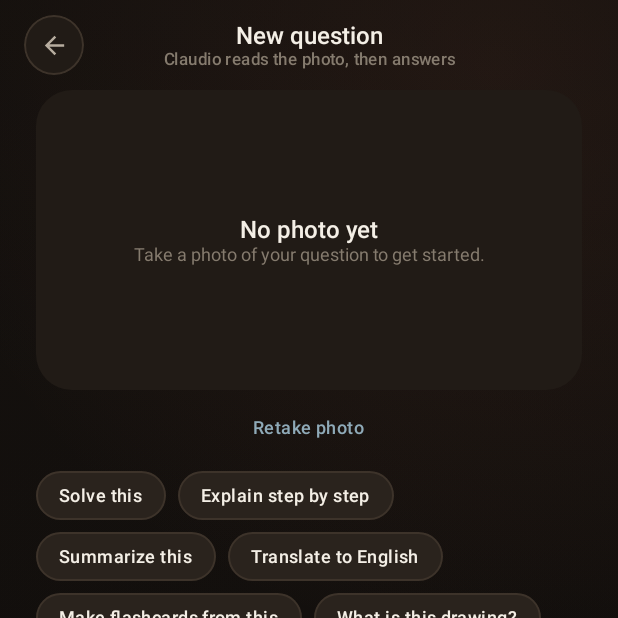
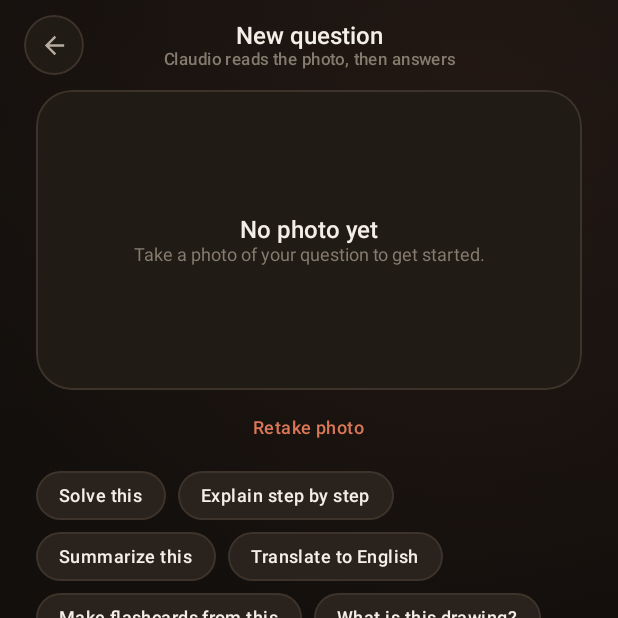
Before and after one commit to saintedKyle/claudio, an Android app built with Jetpack Compose: the composable PreviewScreen shown on its own in the app's theme, on a phone screen of 412 x 824 dp, the top half of it. Run offline under Robolectric (Android 15) with nearby library versions, the phone set to English and light mode, and no system bars.

Commit message:
Bring the photo preview fully into the warm theme

```diff
--- a/app/src/main/java/com/claudio/app/ui/screens/PreviewScreen.kt
+++ b/app/src/main/java/com/claudio/app/ui/screens/PreviewScreen.kt
@@ -8,6 +8,7 @@ import androidx.compose.animation.core.rememberInfiniteTransition
 import androidx.compose.animation.core.tween
 import androidx.compose.foundation.Canvas
 import androidx.compose.foundation.background
+import androidx.compose.foundation.border
 import androidx.compose.foundation.layout.Arrangement
 import androidx.compose.foundation.layout.Box
 import androidx.compose.foundation.layout.Column
@@ -53,13 +54,10 @@ import com.claudio.app.ui.components.GradientButton
 import com.claudio.app.ui.components.PillChip
 import com.claudio.app.ui.components.StaggeredIn
 import com.claudio.app.ui.components.TopBar
-import com.claudio.app.ui.theme.Cyan
-import com.claudio.app.ui.theme.Magenta
-import com.claudio.app.ui.theme.Surface1
+import com.claudio.app.ui.theme.LocalClaudioColors
 import com.claudio.app.ui.theme.TextMuted
 import com.claudio.app.ui.theme.TextPrimary
 import com.claudio.app.ui.theme.TextSecondary
-import com.claudio.app.ui.theme.Violet
 import androidx.compose.foundation.Image
 import androidx.compose.foundation.clickable
 
@@ -82,6 +80,7 @@ fun PreviewScreen(
 ) {
     val image by vm.pendingImage.collectAsState()
     val loading by vm.loadingImage.collectAsState()
+    val colors = LocalClaudioColors.current
     var question by rememberSaveable { mutableStateOf("") }
 
     val transition = rememberInfiniteTransition(label = "scan")
@@ -109,7 +108,8 @@ fun PreviewScreen(
                             .fillMaxWidth()
                             .heightIn(min = 200.dp, max = 360.dp)
                             .clip(RoundedCornerShape(24.dp))
-                            .background(Surface1),
+                            .background(colors.surface1)
+                            .border(1.dp, colors.outline, RoundedCornerShape(24.dp)),
                         contentAlignment = Alignment.Center
                     ) {
                         if (image != null) {
@@ -120,8 +120,8 @@ fun PreviewScreen(
                                 modifier = Modifier.fillMaxWidth().heightIn(max = 360.dp)
                             )
                         } else if (loading) {
-                            val scanTint = Cyan
-                            CircularProgressIndicator(color = Magenta, strokeWidth = 3.dp)
+                            val scanTint = colors.accent
+                            CircularProgressIndicator(color = colors.accent, strokeWidth = 3.dp)
                             Canvas(Modifier.fillMaxSize()) {
                                 val y = size.height * scan
                                 drawRect(
@@ -146,7 +146,7 @@ fun PreviewScreen(
                     Text(
                         "Retake photo",
                         style = MaterialTheme.typography.labelMedium,
-                        color = Cyan,
+                        color = colors.accent,
                         modifier = Modifier
                             .clip(RoundedCornerShape(50))
                             .clickable(onClick = onRetake)
```
